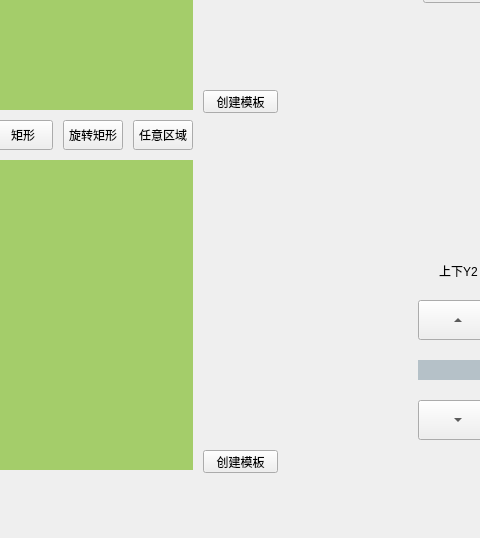
MacavityT/LensRing, file Lens_Ring/cmd.ui: the form before one commit; both pictures show x 307 to 787 and y 230 to 768 of the 1366 by 768 pixel window.
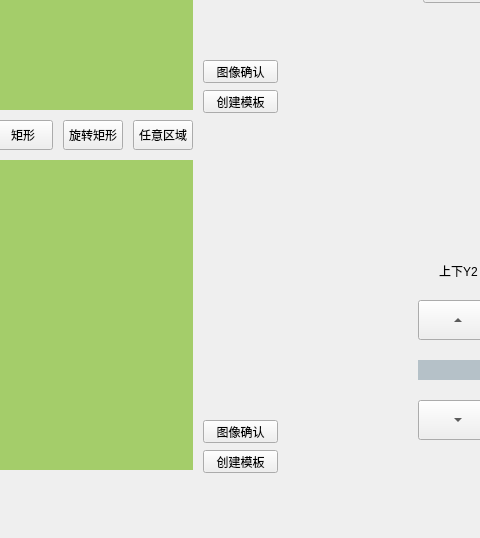
The form after the commit.

Patch:
```diff
--- a/Lens_Ring/cmd.ui
+++ b/Lens_Ring/cmd.ui
@@ -630,6 +630,32 @@
     <string>任意区域</string>
    </property>
   </widget>
+  <widget class="QPushButton" name="cap_image1">
+   <property name="geometry">
+    <rect>
+     <x>510</x>
+     <y>290</y>
+     <width>75</width>
+     <height>23</height>
+    </rect>
+   </property>
+   <property name="text">
+    <string>图像确认</string>
+   </property>
+  </widget>
+  <widget class="QPushButton" name="cap_image2">
+   <property name="geometry">
+    <rect>
+     <x>510</x>
+     <y>650</y>
+     <width>75</width>
+     <height>23</height>
+    </rect>
+   </property>
+   <property name="text">
+    <string>图像确认</string>
+   </property>
+  </widget>
  </widget>
  <tabstops>
   <tabstop>Create_Model1</tabstop>
```
Left out of the diff: 16 changed lines with no effect on the pictures.
